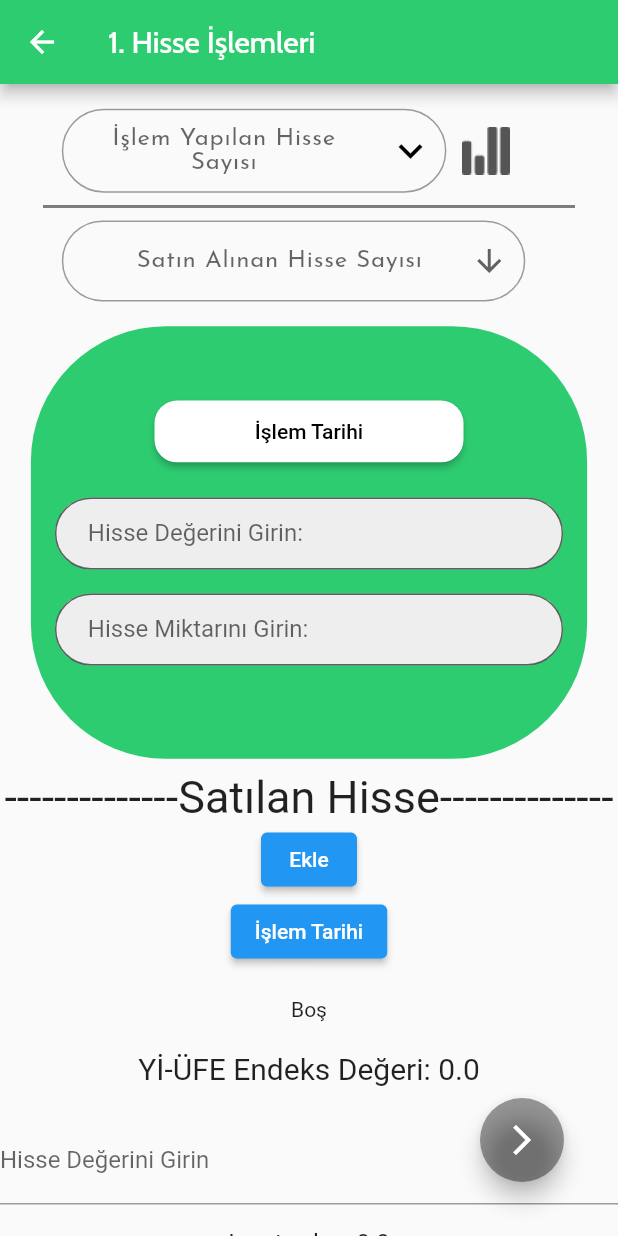
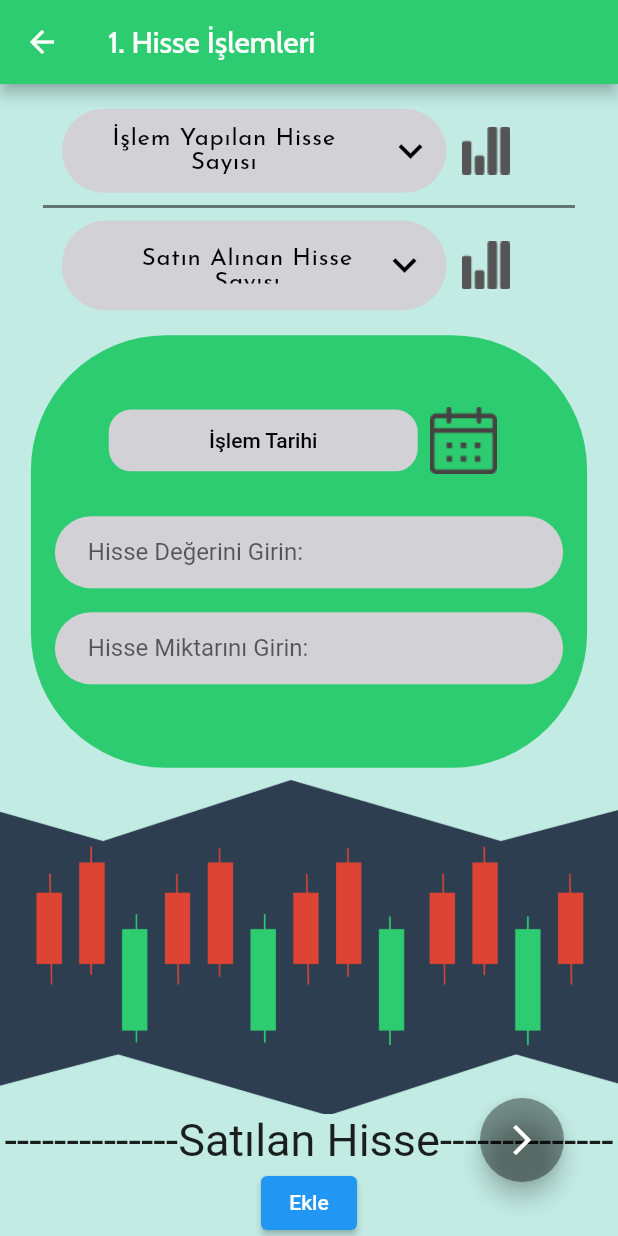
Before and after one commit to emreozsoy/flutter-foreign-stock-tax-calculator, a Flutter app: the Calculate_Screen screen opened directly, on a phone screen of 412 x 824 dp. Run offline on Flutter 3.47's test engine with Material 2 defaults, Android fonts, the phone set to English and light mode, and no system bars; our stand-ins replace awesome_snackbar_content, dropdown_button2, google_fonts; missing offline and left inert: mailto.

Commit message:
Update_V_1.1

```diff
--- a/lib/assets/screens/calculate_screen.dart
+++ b/lib/assets/screens/calculate_screen.dart
@@ -272,6 +272,8 @@ class _Calculate_ScreenState extends State<Calculate_Screen> {
       ),
       body: SingleChildScrollView(
         child: SafeArea(
+          child: Container(
+            color: Color.fromRGBO(26, 188, 156, 0.25),
             child: Column(
               mainAxisAlignment: MainAxisAlignment.center,
               crossAxisAlignment: CrossAxisAlignment.center,
@@ -283,32 +285,40 @@ class _Calculate_ScreenState extends State<Calculate_Screen> {
                     padding: EdgeInsets.fromLTRB(phoneWidth * 0.1,
                         phoneHeight * 0.01, phoneWidth * 0.15, phoneHeight * 0.01),
                     child: Row(
+                      mainAxisAlignment: MainAxisAlignment.center,
                       children: [
                         Expanded(
                           child: DropdownButtonFormField2<String>(
                             isExpanded: true,
                             decoration: InputDecoration(
-                            hoverColor: Colors.blue,
+                              hoverColor: Colors.green,
+                              filled: true,
+                              fillColor: CupertinoColors.systemGrey4,
                               contentPadding:
                                   const EdgeInsets.symmetric(vertical: 12),
                               border: OutlineInputBorder(
+                                borderSide: BorderSide.none,
                                 borderRadius: BorderRadius.circular(32),
                               ),
+                              isDense: true,
                               // Diğer dekorasyon ayarlarını burada ekleyin
                             ),
                             hint: Text(
                               'İşlem Yapılan Hisse Sayısı',
                               textAlign: TextAlign.center,
-                            style: buildJosefinSans(0.5, 16),
+                              style: (buildJosefinSans(0.5, 16)),
                             ),
                             items: list
                                 .map((item) => DropdownMenuItem<String>(
                                       value: item.toString(),
+                                      child: Align(
+                                          alignment: Alignment.center,
                                         child: Text(
                                           item.toString(),
                                           textAlign: TextAlign.center,
                                           style: const TextStyle(
-                                        fontSize: 16,
+
+                                          ),
                                         ),
                                       ),
                                     ))
@@ -326,6 +336,7 @@ class _Calculate_ScreenState extends State<Calculate_Screen> {
                               selectedValue = value.toString();
                             },
                             buttonStyleData: const ButtonStyleData(
+
                               padding: EdgeInsets.only(right: 8),
                             ),
                             iconStyleData: const IconStyleData(
@@ -337,6 +348,7 @@ class _Calculate_ScreenState extends State<Calculate_Screen> {
                             ),
                             dropdownStyleData: DropdownStyleData(
                               decoration: BoxDecoration(
+                                color: CupertinoColors.systemGrey5,
                                 borderRadius: BorderRadius.circular(15),
                               ),
                             ),
@@ -365,23 +377,32 @@ class _Calculate_ScreenState extends State<Calculate_Screen> {
                 Padding(
                   padding: EdgeInsets.fromLTRB(phoneWidth * 0.1,
                       phoneHeight * 0.01, phoneWidth * 0.15, phoneHeight * 0.01),
+                  child: Row(
+                    mainAxisAlignment: MainAxisAlignment.center,
+                    children:[
+                      Expanded(
                       child: DropdownButtonFormField<int>(
+                        isExpanded: true,
                         decoration: InputDecoration(
-                    hoverColor: Colors.blue,
-                    contentPadding: const EdgeInsets.symmetric(vertical: 15),
+                          hoverColor: Colors.green,
+                          contentPadding: const EdgeInsets.symmetric(vertical: 18),
+                          filled: true,
+                          fillColor: CupertinoColors.systemGrey4,
                           border: OutlineInputBorder(
+                              borderSide: BorderSide.none,
                             borderRadius: BorderRadius.circular(32),
                           ),
                           // Adjust the height to center the hint text vertically
                           isDense: true,
                         ),
                         value: buyDropDownValue,
-                  isExpanded: true,
-                  icon: const Icon(Icons.arrow_downward),
+                          icon: Icon(
+                            Icons.keyboard_arrow_down_sharp,
+                            color: Colors.black,
+                            size: 32,
+                          ),
                         elevation: 16,
-                  style: TextStyle(
-                    color: Colors.deepPurple,
-                  ),
+                        style: (buildJosefinSans(0.5, 16)),
                         onChanged: (int? value) {
                           // This is called when the user selects an item.
                           setState(() {
@@ -389,19 +410,36 @@ class _Calculate_ScreenState extends State<Calculate_Screen> {
                             bDropDownValue = buyDropDownValue!;
                           });
                         },
-                  hint: Text(
-                    '         Satın Alınan Hisse Sayısı', //??fix center problem
+                        hint: Padding(
+                          padding: EdgeInsets.fromLTRB(35, 0, 0, 0),
+                          child: Text(
+                            'Satın Alınan Hisse Sayısı', //??fix center problem
                             textAlign: TextAlign.center,
                             style: buildJosefinSans(0.5, 16),
                           ),
+                        ),
                         items: list.map<DropdownMenuItem<int>>((int value) {
                           return DropdownMenuItem<int>(
-                      alignment: AlignmentDirectional.center,
+                            alignment: Alignment.center,
                             value: value,
                             child: Text(value.toString(), textAlign: TextAlign.center,),
                           );
                         }).toList(),
+                        dropdownColor: CupertinoColors.systemGrey5,
+                        borderRadius: BorderRadius.circular(15),
                       ),
+                    ),
+                      Padding(
+                        padding: EdgeInsets.all(phoneWidth * 0.025),
+                        child: Image(
+                          image: AssetImage(
+                              'lib/assets/images/icon _bar chart_.png'), // Eklemek istediğiniz resmin yolunu belirtin
+                          width: 32, // Resmin genişliği
+                          height: 32, // Resmin yüksekliği
+                        ),
+                      ),
+                  ]),
+
                 ),
                 Padding(
                   padding: EdgeInsets.fromLTRB(phoneWidth * 0.01,
@@ -419,7 +457,9 @@ class _Calculate_ScreenState extends State<Calculate_Screen> {
                         mainAxisAlignment: MainAxisAlignment.center,
                         crossAxisAlignment: CrossAxisAlignment.center,
                         children: [
-                        ElevatedButton(
+                          Row(
+                            mainAxisAlignment: MainAxisAlignment.center,
+                            children: [ElevatedButton(
                               onPressed: () {
                                 showDatePicker(
                                   context: context,
@@ -435,12 +475,13 @@ class _Calculate_ScreenState extends State<Calculate_Screen> {
                                 });
                               },
                               style: ButtonStyle(
+                                elevation: MaterialStateProperty.all(0),
                                 shape: MaterialStateProperty.all<RoundedRectangleBorder>(
                                   RoundedRectangleBorder(
                                     borderRadius: BorderRadius.circular(15), // Adjusted button border radius
                                   ),
                                 ),
-                            backgroundColor: MaterialStateProperty.all(Colors.white),
+                                backgroundColor: MaterialStateProperty.all(CupertinoColors.systemGrey4),
                                 minimumSize: MaterialStateProperty.all(Size(
                                     phoneWidth * 0.5,
                                     phoneHeight * 0.05)), // Adjusted the minimum size for the button
@@ -452,15 +493,28 @@ class _Calculate_ScreenState extends State<Calculate_Screen> {
                                 ),
                               ),
                             ),
+                              Padding(
+                                padding: EdgeInsets.all(8.0),
+                                child: Image.asset("lib/assets/images/icon _date_.png",
+                                  width: 45,
+                                  height: 45,
+                                )
+                              )
+                         ],
+                          ),
                           SizedBox(height: 20),
-                        TextField(
+                          Row(
+                            children: [
+                              Expanded(
+                              child: TextField(
                                 textAlign: TextAlign.center,
                                 decoration: InputDecoration(
                                   labelText: ('Hisse Değerini Girin: '),
                                   contentPadding: EdgeInsets.symmetric(horizontal: 20.0),
                                   filled: true,
-                            fillColor: Colors.grey[200],
+                                  fillColor: CupertinoColors.systemGrey4,
                                   border: OutlineInputBorder(
+                                      borderSide: BorderSide.none,
                                     borderRadius: BorderRadius.circular(25),
                                   ),
                                 ),
@@ -473,15 +527,23 @@ class _Calculate_ScreenState extends State<Calculate_Screen> {
                                   });
                                 },
                               ),
+                            ),
+                          ],),
                           SizedBox(height: 16.0),
-                        TextField(
+                          Row(
+                            mainAxisAlignment: MainAxisAlignment.center,
+                            mainAxisSize: MainAxisSize.min,
+                            children: [
+                              Expanded(
+                              child: TextField(
                                 textAlign: TextAlign.center,
                                 decoration: InputDecoration(
                                   labelText: ('Hisse Miktarını Girin: '),
                                   contentPadding: EdgeInsets.symmetric(horizontal: 20.0),
                                   filled: true,
-                            fillColor: Colors.grey[200],
+                                  fillColor: CupertinoColors.systemGrey4,
                                   border: OutlineInputBorder(
+                                    borderSide: BorderSide.none,
                                     borderRadius: BorderRadius.circular(25),
                                   ),
                                 ),
@@ -494,6 +556,8 @@ class _Calculate_ScreenState extends State<Calculate_Screen> {
                                   });
                                 },
                               ),
+                            ),
+                          ],),
                           SizedBox(height: 16.0),
 
                         ],
@@ -502,6 +566,7 @@ class _Calculate_ScreenState extends State<Calculate_Screen> {
                   ),
                 ),
                 getItDone(bDropDownValue),
+                Image.asset("lib/assets/images/img_dividetwopart.png"),
                 Text(
                   '--------------Satılan Hisse--------------',
                   style: TextStyle(fontSize: 30),
@@ -590,6 +655,7 @@ class _Calculate_ScreenState extends State<Calculate_Screen> {
             ),
           ),
         ),
+      ),
       floatingActionButton: Padding(
         padding: EdgeInsets.all(20),
         child: FloatingActionButton(
@@ -662,7 +728,7 @@ class _Calculate_ScreenState extends State<Calculate_Screen> {
 
   TextStyle buildJosefinSans(double lttrSpace, double fontSize) {
     return GoogleFonts.josefinSans(
-      textStyle: TextStyle(letterSpacing: lttrSpace, fontSize: fontSize),
+      textStyle: TextStyle(letterSpacing: lttrSpace, fontSize: fontSize,color: Colors.black),
     );
   }
 
--- a/lib/main.dart
+++ b/lib/main.dart
@@ -116,7 +116,7 @@ class _MainPageState extends State<MainPage> {
         color:Color.fromRGBO(26, 188, 156, 0.25),
         child: Center(
           child: Column(
-            mainAxisAlignment: MainAxisAlignment.start,
+            mainAxisAlignment: MainAxisAlignment.center,
             children: [
               SizedBox(height: MediaQuery.of(context).size.height * 0.1),
               Container(
```
Lines whose indentation alone changed are shown as unchanged.
